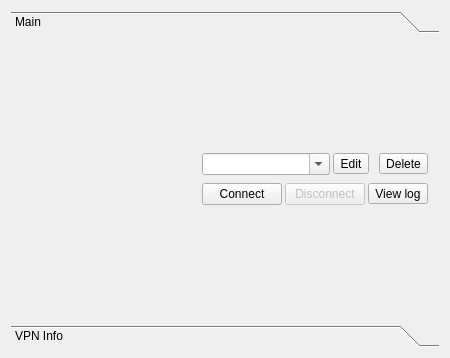
First picture: the form in mainwindow.ui, repository openconnect/openconnect-gui, before the edit.
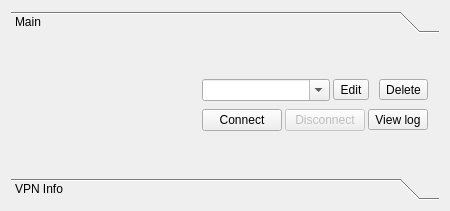
Second picture: the form after the edit. The open tabs and pages were chosen to show the change. Icons and pictures are not drawn.

```diff
--- a/mainwindow.ui
+++ b/mainwindow.ui
@@ -10,7 +10,7 @@
     <x>0</x>
     <y>0</y>
     <width>450</width>
-    <height>358</height>
+    <height>211</height>
    </rect>
   </property>
   <property name="sizePolicy">
@@ -66,7 +66,7 @@
          <x>0</x>
          <y>0</y>
          <width>432</width>
-         <height>249</height>
+         <height>102</height>
         </rect>
        </property>
        <attribute name="label">
```
Left out of the diff: 4 changed lines with no effect on the pictures.
